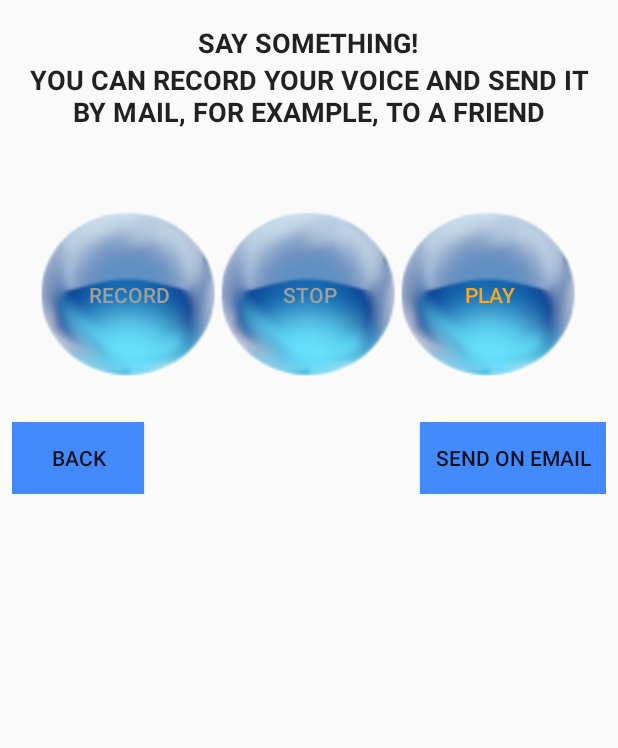
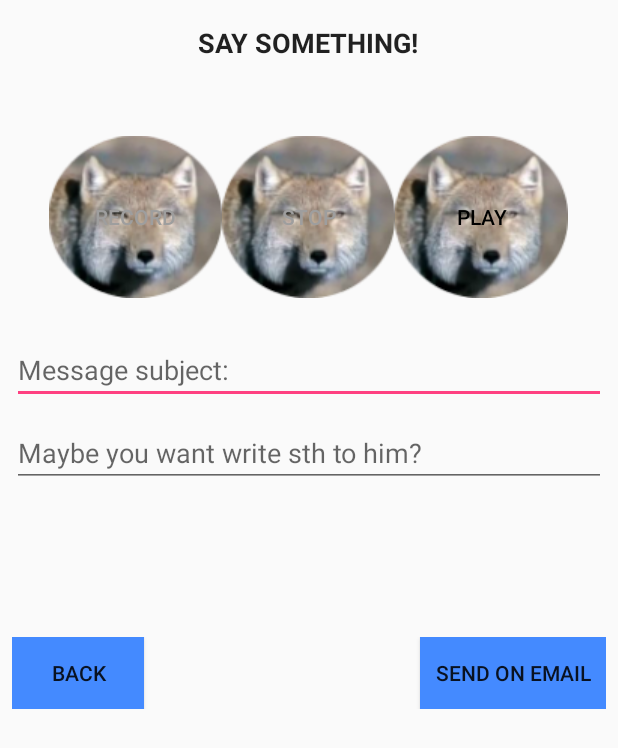
Before and after one commit to BYBL1K/AudioByDarthVader, an Android app: the Main2Activity screen opened directly, with no data from a screen before it, after a tap on "SEND ON EMAIL", on a phone screen of 412 x 824 dp. Shown: the top 748 px of the screen. Run offline under Robolectric (Android 15) with nearby library versions, the phone set to English and light mode, and no system bars; 3 other taps on this screen came first.

Commit message:
Last changes

```diff
--- a/app/src/main/AndroidManifest.xml
+++ b/app/src/main/AndroidManifest.xml
@@ -18,7 +18,7 @@
                 <category android:name="android.intent.category.LAUNCHER" />
             </intent-filter>
         </activity>
-        <activity android:name="com.example.android.audiobydarthvader.Main2Activity"></activity>
+        <activity android:name="com.example.android.audiobydarthvader.Main2Activity"/>
     </application>
 
 </manifest>
--- a/app/src/main/java/com/example/android/audiobydarthvader/Main2Activity.java
+++ b/app/src/main/java/com/example/android/audiobydarthvader/Main2Activity.java
@@ -10,14 +10,13 @@ import android.os.Bundle;
 import android.os.Environment;
 import android.view.View;
 import android.widget.Button;
+import android.widget.EditText;
 import android.widget.Toast;
-
-import com.example.android.audiobydarthvader.R;
 
 import java.io.File;
 import java.io.IOException;
 
-public class Main2Activity extends Activity {
+public class Main2Activity extends Activity  {
 
     Button play,stop,record;
     private MediaRecorder myAudioRecorder;
@@ -44,25 +43,22 @@ public class Main2Activity extends Activity {
         myAudioRecorder.setAudioEncoder(MediaRecorder.OutputFormat.AMR_NB);
         myAudioRecorder.setOutputFile(outputFile);
 
+
         record.setOnClickListener(new View.OnClickListener() {
             @Override
             public void onClick(View v) {
                 try {
                     myAudioRecorder.prepare();
                     myAudioRecorder.start();
-                }
-
-                catch (IllegalStateException e) {
+                } catch (IllegalStateException e) {
                     e.printStackTrace();
-                }
-
-                catch (IOException e) {
+                } catch (IOException e) {
                     e.printStackTrace();
                 }
 
                 record.setEnabled(false);
                 stop.setEnabled(true);
-                stop.setTextColor(Color.parseColor("#F9A825"));
+                stop.setTextColor(Color.parseColor("#000000"));
                 record.setTextColor(Color.parseColor("#9E9E9E"));
 
                 Toast.makeText(getApplicationContext(), "Запись началась..", Toast.LENGTH_LONG).show();
@@ -74,11 +70,11 @@ public class Main2Activity extends Activity {
             public void onClick(View v) {
                 myAudioRecorder.stop();
                 myAudioRecorder.release();
-                myAudioRecorder  = null;
+                myAudioRecorder = null;
 
                 stop.setEnabled(false);
                 play.setEnabled(true);
-                play.setTextColor(Color.parseColor("#F9A825"));
+                play.setTextColor(Color.parseColor("#000000"));
                 stop.setTextColor(Color.parseColor("#9E9E9E"));
 
                 Toast.makeText(getApplicationContext(), "Успешно записано!", Toast.LENGTH_LONG).show();
@@ -87,22 +83,18 @@ public class Main2Activity extends Activity {
 
         play.setOnClickListener(new View.OnClickListener() {
             @Override
-            public void onClick(View v) throws IllegalArgumentException,SecurityException,IllegalStateException {
+            public void onClick(View v) throws IllegalArgumentException, SecurityException, IllegalStateException {
                 MediaPlayer m = new MediaPlayer();
 
                 try {
                     m.setDataSource(outputFile);
-                }
-
-                catch (IOException e) {
+                } catch (IOException e) {
                     e.printStackTrace();
                 }
 
                 try {
                     m.prepare();
-                }
-
-                catch (IOException e) {
+                } catch (IOException e) {
                     e.printStackTrace();
                 }
 
@@ -110,10 +102,15 @@ public class Main2Activity extends Activity {
                 Toast.makeText(getApplicationContext(), "Воспроизведение аудио", Toast.LENGTH_LONG).show();
             }
         });
-
     }
 
     public void send(View view) {
+
+        EditText subj = (EditText)findViewById(R.id.subject_mail);
+        EditText text = (EditText)findViewById(R.id.text_mail);
+
+        String subj_text = subj.getText().toString();
+        String mail_text = text.getText().toString();
 
         File fileIn = new File(outputFile);
 
@@ -121,7 +118,8 @@ public class Main2Activity extends Activity {
         Intent emailIntent = new Intent(Intent.ACTION_SENDTO);
         emailIntent.setType("Audio/mp3");
         emailIntent.setData(Uri.parse("mailto:"));
-        emailIntent.putExtra(Intent.EXTRA_SUBJECT, "Смотри, что я записал!");
+        emailIntent.putExtra(Intent.EXTRA_SUBJECT, subj_text);
+        emailIntent.putExtra(Intent.EXTRA_TEXT, mail_text);
         emailIntent.putExtra(Intent.EXTRA_STREAM, uri);
 
         if (emailIntent.resolveActivity(getPackageManager()) != null) {
@@ -130,6 +128,10 @@ public class Main2Activity extends Activity {
         }
     }
 
+//    public void doDarth(View view){
+//
+//    }
+
     public void back2Act(View view) {
         Intent intent = new Intent(Main2Activity.this, MainActivity.class);
         startActivity(intent);
--- a/app/src/main/res/layout/activity_main2.xml
+++ b/app/src/main/res/layout/activity_main2.xml
@@ -14,13 +14,7 @@
         android:paddingRight="8dp"
         android:paddingTop="@dimen/activity_vertical_margin"
         android:gravity="center"
-    tools:context="com.example.android.justjava.MainActivity">
-
-    <LinearLayout
-        android:layout_width="match_parent"
-        android:layout_height="wrap_content"
-        android:orientation="vertical"
-        android:gravity="center">
+        tools:context="com.example.android.audiobydarthvader.MainActivity">
 
         <TextView
             android:layout_width="wrap_content"
@@ -30,16 +24,6 @@
             android:textStyle="bold"
             android:textAllCaps="true"
             android:textAppearance="?android:attr/textAppearanceLarge"/>
-    <TextView
-        android:layout_width="wrap_content"
-        android:layout_height="wrap_content"
-        android:text="@string/act2_text2"
-        android:textSize="18sp"
-        android:textStyle="bold"
-        android:textAllCaps="true"
-        android:textAppearance="?android:attr/textAppearanceLarge"
-        android:gravity="center"/>
-    </LinearLayout>
 
         <LinearLayout
             android:layout_width="wrap_content"
@@ -54,18 +38,18 @@
                 android:layout_height="wrap_content"
                 android:padding="10dp"
                 android:text="@string/record"
-            android:textColor="#F9A825"
+                android:textColor="#000000"
                 android:id="@+id/record_button"
-            android:background="@drawable/but"/>
+                android:background="@drawable/lisabutton"/>
             <Button
                 android:layout_width="0dp"
                 android:layout_weight="1"
                 android:layout_height="wrap_content"
                 android:padding="10dp"
                 android:text="@string/stop"
-            android:textColor="#F9A825"
+                android:textColor="#000000"
                 android:id="@+id/stop_button"
-            android:background="@drawable/but"
+                android:background="@drawable/lisabutton"
                 android:layout_centerHorizontal="true" />
 
             <Button
@@ -74,16 +58,38 @@
                 android:layout_height="wrap_content"
                 android:padding="20dp"
                 android:text="@string/play"
-            android:textColor="#F9A825"
-            android:background="@drawable/but"
+                android:textColor="#000000"
+                android:background="@drawable/lisabutton"
                 android:id="@+id/play_button"/>
 
 
         </LinearLayout>
 
+        <!--<Button
+            android:layout_width="wrap_content"
+            android:layout_height="wrap_content"
+            android:text="@string/doDarth"
+            android:onClick="doDarth"
+            android:layout_marginBottom="20dp"/> -->
+
+        <EditText
+            android:layout_width="match_parent"
+            android:layout_height="wrap_content"
+            android:id="@+id/subject_mail"
+            android:hint="@string/subj_text"
+            android:layout_marginBottom="10dp"/>
+
+        <EditText
+            android:layout_width="match_parent"
+            android:layout_height="wrap_content"
+            android:id="@+id/text_mail"
+            android:hint="@string/mail_text"
+            android:layout_marginBottom="100dp"/>
+
         <RelativeLayout
             android:layout_width="match_parent"
-        android:layout_height="wrap_content">
+            android:layout_height="wrap_content"
+            android:layout_marginBottom="0dp">
 
             <Button
                 android:layout_width="wrap_content"
@@ -103,7 +109,6 @@
                 android:onClick="send"/>
         </RelativeLayout>
 
-
     </LinearLayout>
 
 </ScrollView>
--- a/app/src/main/res/values/strings.xml
+++ b/app/src/main/res/values/strings.xml
@@ -3,7 +3,7 @@
     <string name="app_name">Audio by Darth Vader</string>
     <string name="homeText">Luk, i am your maker</string>
     <string name="next">Next</string>
-    <string name="textMain1"><center>Hi, User! In this application, you will find only the most simple things. You can record your voice. Apply a filter on it and then send your friend on mail. If you agree, PUSH on :)</center></string>
+    <string name="textMain1">Hi, User! In this application, you try yourself in the role Darth Vader. You can record your voice, listen, and then send your friend on mail. If you agree, PUSH on :)</string>
     <string name="act2_text">Say something!</string>
     <string name="act2_text2">You can record your voice and send it by mail, for example, to a friend</string>
     <string name="sendEmail">Send on Email</string>
@@ -14,4 +14,8 @@
     <string name="play">Play</string>
     <string name="stop">Stop</string>
     <string name="back2act">Back</string>
+    <string name="subj_text">Message subject:</string>
+    <string name="mail_text">Maybe you want write sth to him?</string>
+    <string name="exit">No, thanks</string>
+    <!--<string name="doDarth">Do me Darth Vader</string>-->
 </resources>
```
Also changed, not shown: app/src/main/java/com/example/android/audiobydarthvader/MainActivity.java (+11 -5 lines), app/src/main/res/layout/activity_main.xml (+19 -3 lines), app/src/main/res/drawable/but1.png (added), app/src/main/res/drawable/but2.png (added), app/src/main/res/drawable/but3.png (added), app/src/main/res/drawable/lisabutton.png (added), 1 other file. Lines whose indentation alone changed are shown as unchanged.
